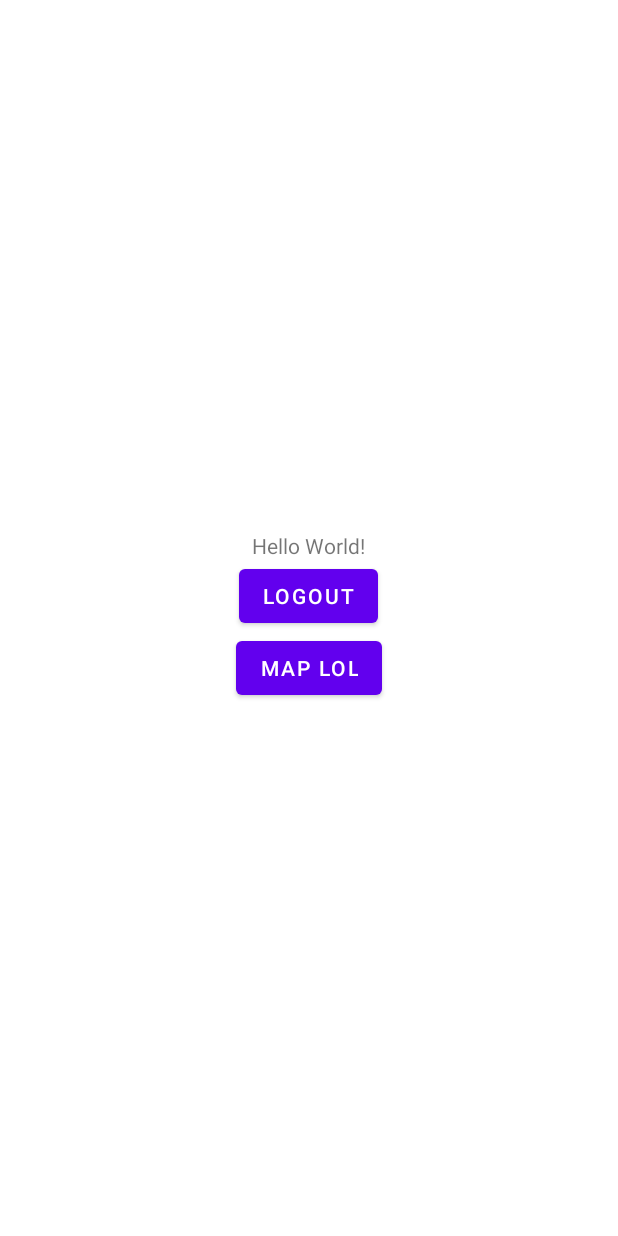
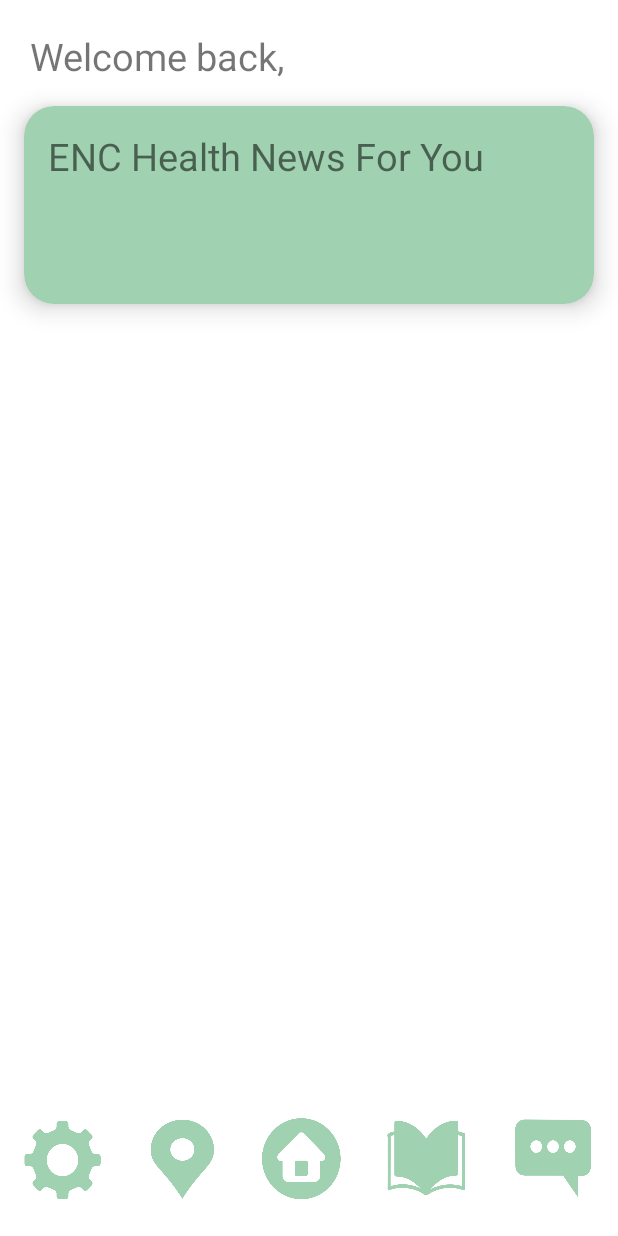
Before and after one commit to ari4nna-lee/MedNavi, an Android app: the layout activity_main.xml on its own in the app's theme, with its tools: preview values and no code run, on a phone screen of 412 x 824 dp. Run offline under Robolectric (Android 15) with nearby library versions, the phone set to English and light mode, and no system bars.

Commit message:
added main menu panel and customized some colors

```diff
--- a/app/src/main/AndroidManifest.xml
+++ b/app/src/main/AndroidManifest.xml
@@ -1,6 +1,7 @@
 <?xml version="1.0" encoding="utf-8"?>
 <manifest xmlns:android="http://schemas.android.com/apk/res/android"
     xmlns:tools="http://schemas.android.com/tools">
+    <uses-permission android:name="android.permission.INTERNET" />
 
     <application
         android:allowBackup="true"
--- a/app/src/main/res/layout/activity_main.xml
+++ b/app/src/main/res/layout/activity_main.xml
@@ -8,21 +8,116 @@
     android:gravity="center"
     tools:context=".MainActivity">
 
-    <TextView
-        android:layout_width="wrap_content"
+    <ScrollView
+        android:layout_width="match_parent"
+        android:layout_height="0dp"
+        android:layout_weight="1"
+        android:animateLayoutChanges="true"
+        android:fillViewport="true">
+
+        <RelativeLayout
+            android:layout_width="match_parent"
+            android:layout_height="wrap_content" >
+
+            <TextView
+                android:id="@+id/main_title"
+                android:layout_width="wrap_content"
+                android:layout_height="wrap_content"
+                android:layout_marginHorizontal="20dp"
+                android:layout_marginTop="20dp"
+                android:text="Welcome back, "
+                android:textSize="25sp"/>
+
+            <androidx.cardview.widget.CardView
+                android:id="@+id/card_view_news"
+                android:layout_width="match_parent"
+                android:layout_marginStart="16dp"
+                android:layout_marginTop="16dp"
+                android:layout_marginEnd="16dp"
+                android:layout_marginBottom="16dp"
+                android:backgroundTint="@color/light_teal"
+                app:cardCornerRadius="20dp"
+                app:cardElevation="10dp"
+                android:layout_below="@id/main_title"
+                android:layout_height="wrap_content">
+
+                <LinearLayout
+                    android:id="@+id/layout"
+                    android:layout_width="wrap_content"
+                    android:layout_height="wrap_content"
+                    android:animateLayoutChanges="true"
+                    android:orientation="vertical">
+
+                    <TextView
+                        android:id="@+id/open_news"
+                        android:layout_width="wrap_content"
+                        android:layout_height="100dp"
+                        android:layout_marginHorizontal="16dp"
+                        android:layout_marginTop="16dp"
+                        android:layout_marginBottom="16dp"
+                        android:text="ENC Health News For You"
+                        android:textSize="25sp"/>
+
+                </LinearLayout>
+
+            </androidx.cardview.widget.CardView>
+
+
+        </RelativeLayout>
+
+    </ScrollView>
+
+    <RelativeLayout
+        android:id="@+id/bottom_panel"
+        android:layout_width="match_parent"
         android:layout_height="wrap_content"
-        android:text="Hello World!" />
+        android:layout_marginTop="20dp"
+        android:gravity="center">
 
-    <Button
-        android:id="@+id/logout"
-        android:text="logout"
-        android:layout_width="wrap_content"
-        android:layout_height="wrap_content"/>
+        <ImageView
+            android:id="@+id/settings_button"
+            android:layout_width="60dp"
+            android:layout_height="60dp"
+            android:layout_marginBottom="20dp"
+            android:layout_marginHorizontal="12dp"
+            android:background="@drawable/settings_icon" />
 
-    <Button
-        android:id="@+id/goToMaps"
-        android:text="map lol"
-        android:layout_width="wrap_content"
-        android:layout_height="wrap_content"/>
+        <ImageView
+            android:id="@+id/maps_button"
+            android:layout_toRightOf="@+id/settings_button"
+            android:layout_width="50dp"
+            android:layout_height="57dp"
+            android:layout_marginHorizontal="12dp"
+            android:layout_marginBottom="20dp"
+            android:background="@drawable/maps_icon" />
+
+        <ImageView
+            android:id="@+id/home_button"
+            android:layout_toRightOf="@+id/maps_button"
+            android:layout_width="60dp"
+            android:layout_height="57dp"
+            android:layout_marginHorizontal="12dp"
+            android:layout_marginBottom="20dp"
+            android:background="@drawable/home_icon" />
+
+        <ImageView
+            android:id="@+id/resources_button"
+            android:layout_toRightOf="@+id/home_button"
+            android:layout_width="60dp"
+            android:layout_height="56dp"
+            android:layout_marginHorizontal="12dp"
+            android:layout_marginBottom="20dp"
+            android:background="@drawable/resources_icon" />
+
+        <ImageView
+            android:id="@+id/forum_button"
+            android:layout_toRightOf="@+id/resources_button"
+            android:layout_width="60dp"
+            android:layout_height="56dp"
+            android:layout_marginHorizontal="12dp"
+            android:layout_marginBottom="20dp"
+            android:background="@drawable/forum_bubble" />
+
+    </RelativeLayout>
 
 </LinearLayout>
--- a/app/src/main/res/values/colors.xml
+++ b/app/src/main/res/values/colors.xml
@@ -7,4 +7,6 @@
     <color name="teal_700">#FF018786</color>
     <color name="black">#FF000000</color>
     <color name="white">#FFFFFFFF</color>
+    <color name = "dark_teal">#416B56</color>
+    <color name = "light_teal">#A0D2B1</color>
 </resources>
--- a/app/src/main/res/values/themes.xml
+++ b/app/src/main/res/values/themes.xml
@@ -2,15 +2,15 @@
     <!-- Base application theme. -->
     <style name="Theme.MedNavi" parent="Theme.MaterialComponents.DayNight.DarkActionBar">
         <!-- Primary brand color. -->
-        <item name="colorPrimary">@color/purple_500</item>
-        <item name="colorPrimaryVariant">@color/purple_700</item>
+        <item name="colorPrimary">@color/dark_teal</item>
+        <item name="colorPrimaryVariant">@color/light_teal</item>
         <item name="colorOnPrimary">@color/white</item>
         <!-- Secondary brand color. -->
         <item name="colorSecondary">@color/teal_200</item>
         <item name="colorSecondaryVariant">@color/teal_700</item>
         <item name="colorOnSecondary">@color/black</item>
         <!-- Status bar color. -->
-        <item name="android:statusBarColor">?attr/colorPrimaryVariant</item>
+        <item name="android:statusBarColor">?attr/colorPrimary</item>
         <!-- Customize your theme here. -->
     </style>
 </resources>
```
Also changed, not shown: app/build.gradle (+7 -0 lines), app/src/main/java/com/example/mednavi/CalendarWebView.java (+8 -0 lines), app/src/main/java/com/example/mednavi/MainActivity.java (+29 -6 lines), app/src/main/res/layout/activity_calendar_web_view.xml (+27 -2 lines), app/src/main/res/drawable/forum_bubble.png (added), app/src/main/res/drawable/home_icon.png (added), app/src/main/res/drawable/maps_icon.png (added), app/src/main/res/drawable/resources_icon.png (added), app/src/main/res/drawable/settings_icon.png (added), app/src/main/res/font/title_font.ttf (added).
